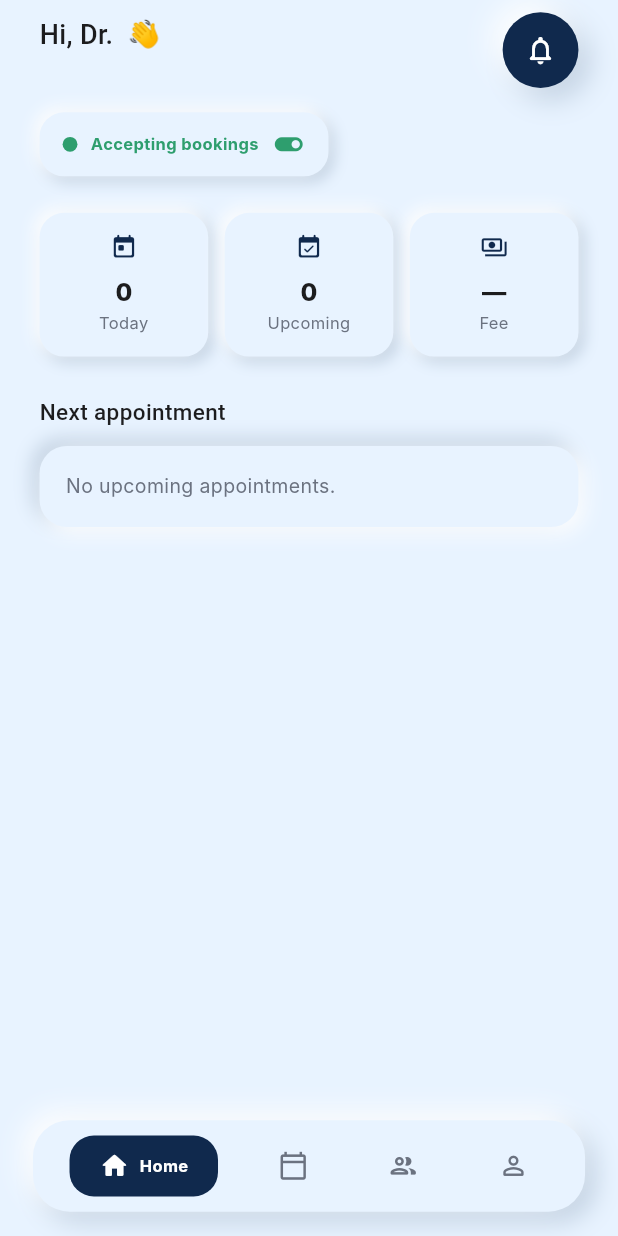
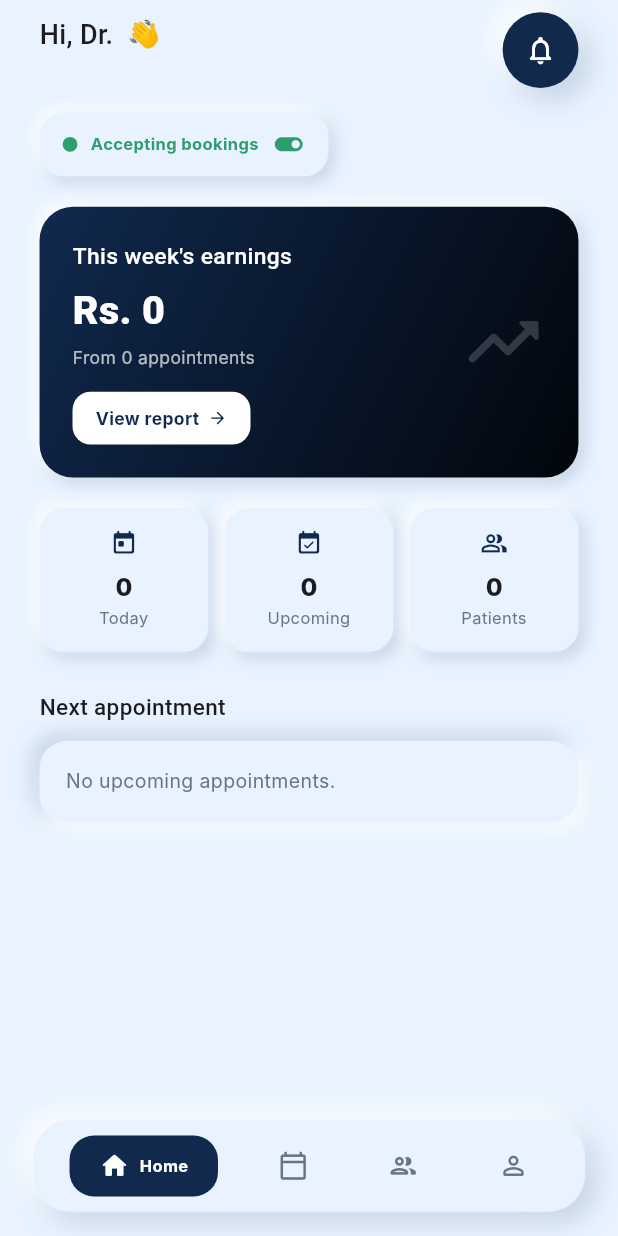
Before and after one commit to swensum/MedConnect, a Flutter app: the DoctorHomeShell screen opened by its route, on a phone screen of 412 x 824 dp. Run offline on Flutter 3.47's test engine with Material 3 defaults, Android fonts, the phone set to English and light mode, and no system bars; our stand-ins replace file_picker, flutter_riverpod, flutter_screenutil, go_router; Roboto replaces fonts that are missing (Inter, Manrope).

Commit message:
doctor dashboard

```diff
--- a/lib/Widgets/doctor_dashboard_widgets.dart
+++ b/lib/Widgets/doctor_dashboard_widgets.dart
@@ -184,3 +184,101 @@ class PatientAppointmentCard extends StatelessWidget {
     );
   }
 }
+/// Navy-to-black gradient card summarizing this week's earnings — mirrors
+/// HealthStatusCard's styling on the patient side for visual consistency.
+class WeeklyEarningsCard extends StatelessWidget {
+  const WeeklyEarningsCard({
+    super.key,
+    required this.amount,
+    required this.appointmentCount,
+    this.onViewReport,
+  });
+
+  final int amount;
+  final int appointmentCount;
+  final VoidCallback? onViewReport;
+
+  @override
+  Widget build(BuildContext context) {
+    return Container(
+      width: double.infinity,
+      padding: EdgeInsets.all(20.w),
+      decoration: BoxDecoration(
+        gradient: LinearGradient(
+          begin: Alignment.topLeft,
+          end: Alignment.bottomRight,
+          colors: [
+            AppColors.navy,
+            Color.lerp(AppColors.navy, Colors.black, 0.85)!,
+          ],
+        ),
+        borderRadius: BorderRadius.circular(22.r),
+        boxShadow: neuShadows(distance: 3, blur: 8),
+      ),
+      child: Row(
+        crossAxisAlignment: CrossAxisAlignment.center,
+        children: [
+          Expanded(
+            child: Column(
+              crossAxisAlignment: CrossAxisAlignment.start,
+              children: [
+                Text(
+                  'This week\'s earnings',
+                  style: AppTextStyles.h3.copyWith(color: Colors.white, fontSize: 15.sp),
+                ),
+                SizedBox(height: 6.h),
+                Text(
+                  'Rs. $amount',
+                  style: AppTextStyles.h1.copyWith(
+                    color: Colors.white,
+                    fontWeight: FontWeight.w800,
+                    fontSize: 26.sp,
+                  ),
+                ),
+                SizedBox(height: 4.h),
+                Text(
+                  'From $appointmentCount appointment${appointmentCount == 1 ? '' : 's'}',
+                  style: AppTextStyles.caption.copyWith(
+                    color: Colors.white70,
+                    fontSize: 11.5.sp,
+                  ),
+                ),
+                SizedBox(height: 14.h),
+                GestureDetector(
+                  onTap: onViewReport,
+                  child: Container(
+                    padding: EdgeInsets.symmetric(horizontal: 14.w, vertical: 9.h),
+                    decoration: BoxDecoration(
+                      color: Colors.white,
+                      borderRadius: BorderRadius.circular(12.r),
+                    ),
+                    child: Row(
+                      mainAxisSize: MainAxisSize.min,
+                      children: [
+                        Text(
+                          'View report',
+                          style: AppTextStyles.caption.copyWith(
+                            color: AppColors.navy,
+                            fontWeight: FontWeight.w700,
+                            fontSize: 11.5.sp,
+                          ),
+                        ),
+                        SizedBox(width: 5.w),
+                        Icon(Icons.arrow_forward_rounded, size: 13.sp, color: AppColors.navy),
+                      ],
+                    ),
+                  ),
+                ),
+              ],
+            ),
+          ),
+          Icon(
+            Icons.trending_up_rounded,
+            size: 56.sp,
+            color: Colors.white.withValues(alpha: 0.18),
+          ),
+        ],
+      ),
+    );
+  }
+}
--- a/lib/screen/Dashboard/doctor_home_tab.dart
+++ b/lib/screen/Dashboard/doctor_home_tab.dart
@@ -17,6 +17,8 @@ class DoctorHomeTab extends ConsumerWidget {
     final todayAppointments = ref.watch(doctorTodayAppointmentsProvider);
     final upcomingAppointments = ref.watch(doctorUpcomingAppointmentsProvider);
     final nextAppointment = ref.watch(doctorNextAppointmentProvider);
+    final weeklyEarnings = ref.watch(doctorWeeklyEarningsProvider);
+    final totalPatients = ref.watch(doctorTotalPatientsProvider);
 
     return SingleChildScrollView(
       padding: EdgeInsets.fromLTRB(24.w, 8.h, 24.w, 100.h),
@@ -54,7 +56,17 @@ class DoctorHomeTab extends ConsumerWidget {
             isOnline: isOnline,
             onChanged: (v) => ref.read(doctorAvailabilityProvider.notifier).state = v,
           ),
-          SizedBox(height: 24.h),
+          SizedBox(height: 20.h),
+
+          // ---- Navy earnings banner ----
+          WeeklyEarningsCard(
+            amount: weeklyEarnings,
+            appointmentCount: upcomingAppointments.length,
+            onViewReport: () {
+              // TODO: navigate to a full earnings/reports screen.
+            },
+          ),
+          SizedBox(height: 20.h),
 
           Row(
             children: [
@@ -71,9 +83,9 @@ class DoctorHomeTab extends ConsumerWidget {
               ),
               SizedBox(width: 10.w),
               DoctorStatCard(
-                icon: Icons.payments_outlined,
-                label: 'Fee',
-                value: doctor?.fee != null ? 'Rs. ${doctor!.fee}' : '—',
+                icon: Icons.people_alt_outlined,
+                label: 'Patients',
+                value: '$totalPatients',
               ),
             ],
           ),
```
Also changed, not shown: lib/Providers/doctor_dashboard_providers.dart (+77 -3 lines).
